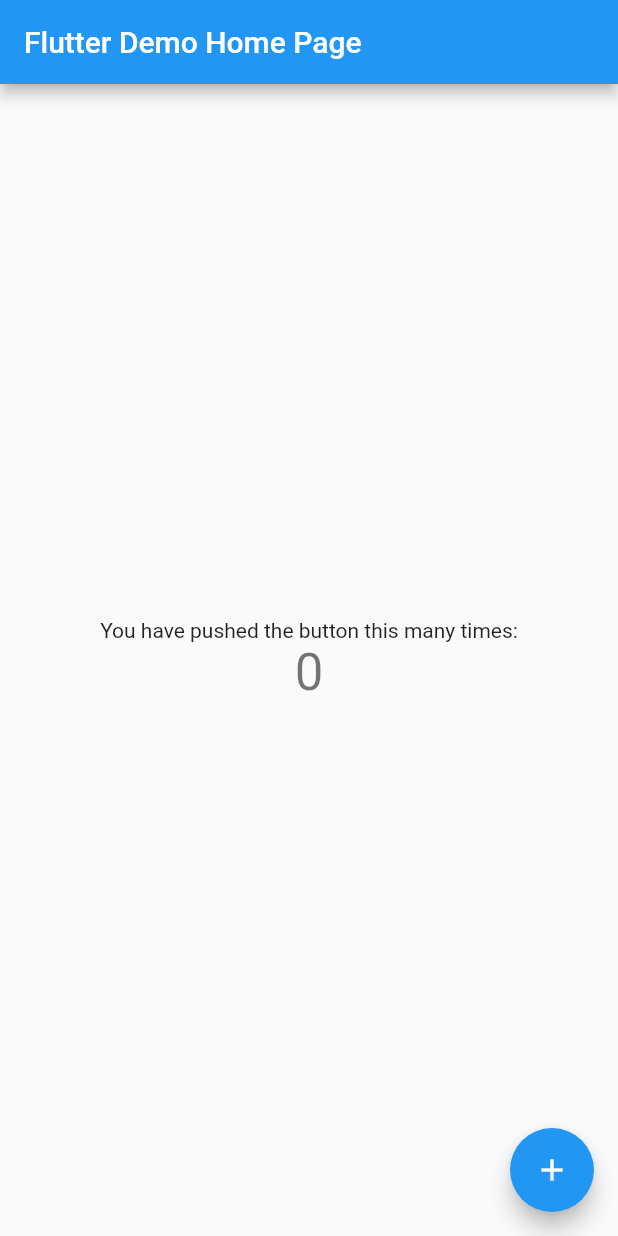
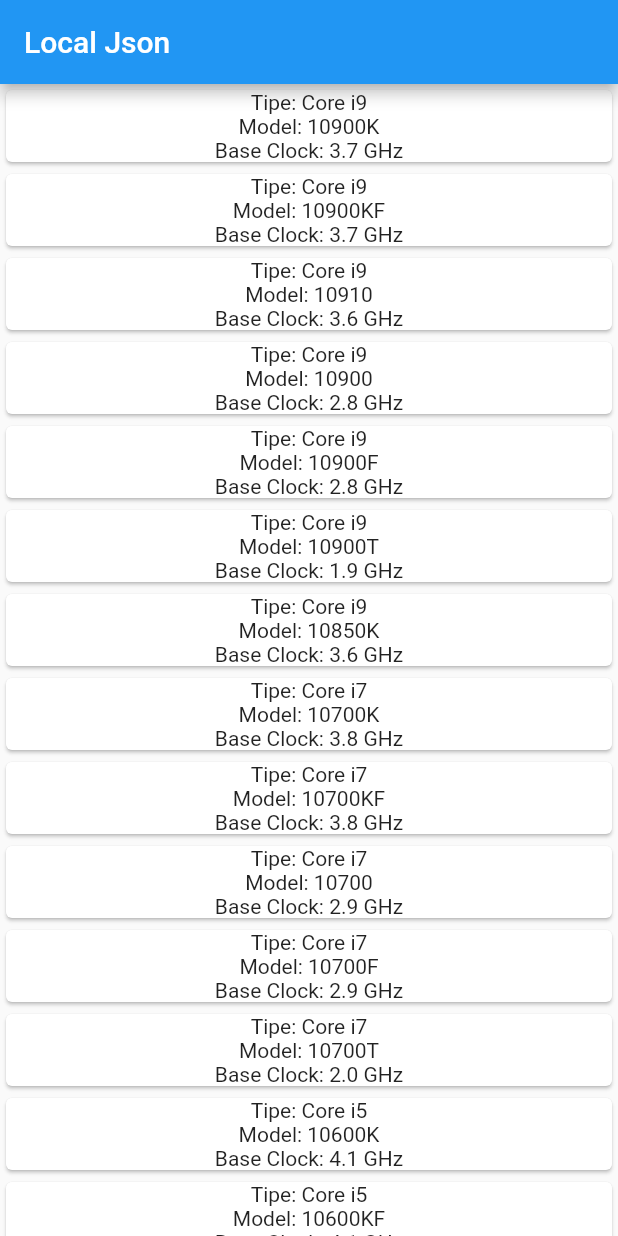
Before and after one commit to dieptidi/cpu-list-app, a Flutter app: the screen it shows after launch, on a phone screen of 412 x 824 dp. Run offline on Flutter 3.47's test engine with Material 2 defaults, Android fonts, the phone set to English and light mode, and no system bars; generated files the repository leaves out were written again.

Commit message:
implement listview ui and reading value from local json

```diff
--- a/lib/main.dart
+++ b/lib/main.dart
@@ -1,4 +1,6 @@
 import 'package:flutter/material.dart';
+import './home.dart';
+import './parseJson.dart';
 
 void main() {
   runApp(MyApp());
@@ -11,107 +13,11 @@ class MyApp extends StatelessWidget {
     return MaterialApp(
       title: 'Flutter Demo',
       theme: ThemeData(
-        // This is the theme of your application.
-        //
-        // Try running your application with "flutter run". You'll see the
-        // application has a blue toolbar. Then, without quitting the app, try
-        // changing the primarySwatch below to Colors.green and then invoke
-        // "hot reload" (press "r" in the console where you ran "flutter run",
-        // or simply save your changes to "hot reload" in a Flutter IDE).
-        // Notice that the counter didn't reset back to zero; the application
-        // is not restarted.
         primarySwatch: Colors.blue,
-        // This makes the visual density adapt to the platform that you run
-        // the app on. For desktop platforms, the controls will be smaller and
-        // closer together (more dense) than on mobile platforms.
         visualDensity: VisualDensity.adaptivePlatformDensity,
       ),
-      home: MyHomePage(title: 'Flutter Demo Home Page'),
+      home: ParseJson(),
+      // home: Home(),
     );
   }
 }
-
-class MyHomePage extends StatefulWidget {
-  MyHomePage({Key key, this.title}) : super(key: key);
-
-  // This widget is the home page of your application. It is stateful, meaning
-  // that it has a State object (defined below) that contains fields that affect
-  // how it looks.
-
-  // This class is the configuration for the state. It holds the values (in this
-  // case the title) provided by the parent (in this case the App widget) and
-  // used by the build method of the State. Fields in a Widget subclass are
-  // always marked "final".
-
-  final String title;
-
-  @override
-  _MyHomePageState createState() => _MyHomePageState();
-}
-
-class _MyHomePageState extends State<MyHomePage> {
-  int _counter = 0;
-
-  void _incrementCounter() {
-    setState(() {
-      // This call to setState tells the Flutter framework that something has
-      // changed in this State, which causes it to rerun the build method below
-      // so that the display can reflect the updated values. If we changed
-      // _counter without calling setState(), then the build method would not be
-      // called again, and so nothing would appear to happen.
-      _counter++;
-    });
-  }
-
-  @override
-  Widget build(BuildContext context) {
-    // This method is rerun every time setState is called, for instance as done
-    // by the _incrementCounter method above.
-    //
-    // The Flutter framework has been optimized to make rerunning build methods
-    // fast, so that you can just rebuild anything that needs updating rather
-    // than having to individually change instances of widgets.
-    return Scaffold(
-      appBar: AppBar(
-        // Here we take the value from the MyHomePage object that was created by
-        // the App.build method, and use it to set our appbar title.
-        title: Text(widget.title),
-      ),
-      body: Center(
-        // Center is a layout widget. It takes a single child and positions it
-        // in the middle of the parent.
-        child: Column(
-          // Column is also a layout widget. It takes a list of children and
-          // arranges them vertically. By default, it sizes itself to fit its
-          // children horizontally, and tries to be as tall as its parent.
-          //
-          // Invoke "debug painting" (press "p" in the console, choose the
-          // "Toggle Debug Paint" action from the Flutter Inspector in Android
-          // Studio, or the "Toggle Debug Paint" command in Visual Studio Code)
-          // to see the wireframe for each widget.
-          //
-          // Column has various properties to control how it sizes itself and
-          // how it positions its children. Here we use mainAxisAlignment to
-          // center the children vertically; the main axis here is the vertical
-          // axis because Columns are vertical (the cross axis would be
-          // horizontal).
-          mainAxisAlignment: MainAxisAlignment.center,
-          children: <Widget>[
-            Text(
-              'You have pushed the button this many times:',
-            ),
-            Text(
-              '$_counter',
-              style: Theme.of(context).textTheme.headline4,
-            ),
-          ],
-        ),
-      ),
-      floatingActionButton: FloatingActionButton(
-        onPressed: _incrementCounter,
-        tooltip: 'Increment',
-        child: Icon(Icons.add),
-      ), // This trailing comma makes auto-formatting nicer for build methods.
-    );
-  }
-}
--- /dev/null
+++ b/lib/models/extractData.dart
@@ -0,0 +1,12 @@
+import './index.dart';
+
+class ExtractData{
+
+  List<IntelCpu> intelCpuDesk(var _json){
+    if (_json == "") {
+      return [];
+    }
+    final parse = _json.cast<Map<String, dynamic>>();
+    return parse.map<IntelCpu>((data)=>new IntelCpu.fromJson(data)).toList();
+  }
+}
--- /dev/null
+++ b/lib/models/index.dart
@@ -0,0 +1,2 @@
+export 'intelCpu.dart' ;
+export 'extractData.dart' ;
--- /dev/null
+++ b/lib/models/intelCpu.dart
@@ -0,0 +1,24 @@
+import 'package:json_annotation/json_annotation.dart';
+
+part 'intelCpu.g.dart';
+
+@JsonSerializable()
+class IntelCpu {
+    IntelCpu();
+
+    num index;
+    String processorbranding;
+    String model;
+    String coresthreads;
+    String baseclockrate;
+    String maxturboclockrate;
+    String tdp;
+    String releasedate;
+    String price;
+    String socket;
+    String memorysupport;
+    String codename;
+
+    factory IntelCpu.fromJson(Map<String,dynamic> json) => _$IntelCpuFromJson(json);
+    Map<String, dynamic> toJson() => _$IntelCpuToJson(this);
+}
--- /dev/null
+++ b/lib/parseJson.dart
@@ -0,0 +1,73 @@
+import 'package:flutter/material.dart';
+import 'dart:convert';
+import './models/index.dart';
+
+class ParseJson extends StatefulWidget {
+  @override
+  _ParseJsonState createState() => _ParseJsonState();
+}
+
+class _ParseJsonState extends State<ParseJson> {
+  @override
+  Widget build(BuildContext context) {
+    return Scaffold(
+      appBar: AppBar(
+        title: Text("Local Json"),
+      ),
+      body: FutureBuilder(
+        future: DefaultAssetBundle.of(context)
+            .loadString('assets/intel/desktop/iG10Dsk.json'),
+        builder: (context, snapshot) {
+          if (snapshot.hasData) {
+            var _data = jsonDecode(snapshot.data);
+            // print("====data: ${_data['data']}");
+            // print("====data: ${snapshot.data['data'][0]['gpu']}");
+            ExtractData extData = new ExtractData();
+            List<IntelCpu> iGen10 = extData.intelCpuDesk(_data['data']);
+            // List<Intel10thGenDesk> iGen10 = iGen10Parse(_data['data']);
+            // for (var intelGen10 in _data['data']) {
+            //   print("=====Data: ${intelGen10}");
+            //   iGen10.add(intelGen10);
+            // }
+            return _body(iGen10);
+          } else if (snapshot.hasError) {
+            return Text("${snapshot.error}");
+          }
+          return Center(child: CircularProgressIndicator());
+        },
+      ),
+    );
+  }
+
+  // List<IntelCpu> iGen10Parse(var _json){
+  //   if (_json == "") {
+  //     return [];
+  //   }
+  //   final parse = _json.cast<Map<String, dynamic>>();
+  //   return parse.map<IntelCpu>((data)=>new IntelCpu.fromJson(data)).toList();
+  // }
+  // List<Intel10thGenDesk> iGen10Parse(var _json){
+  //   if (_json == "") {
+  //     return [];
+  //   }
+  //   final parse = _json.cast<Map<String, dynamic>>();
+  //   return parse.map<Intel10thGenDesk>((data)=>new Intel10thGenDesk.fromJson(data)).toList();
+  // }
+
+  Widget _body(List<IntelCpu> iGen10) {
+    return new ListView.builder(
+      itemCount: iGen10.length,
+      itemBuilder: (context, i) {
+        return Card(
+          child: Column(
+            children: [
+              Text("Tipe: ${iGen10[i].processorbranding}"),
+              Text("Model: ${iGen10[i].model}"),
+              Text("Base Clock: ${iGen10[i].baseclockrate}")
+            ],
+          ),
+        );
+      },
+    );
+  }
+}
```
Also changed, not shown: lib/controller/jsonLoad.dart (added, +13 -0 lines), lib/home.dart (added, +89 -0 lines), lib/models/intelCpu.g.dart (added).
